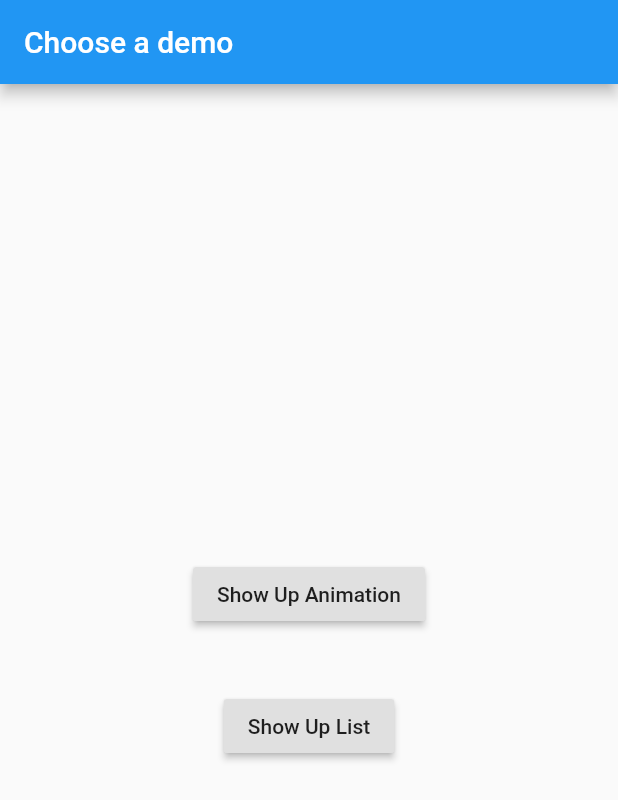
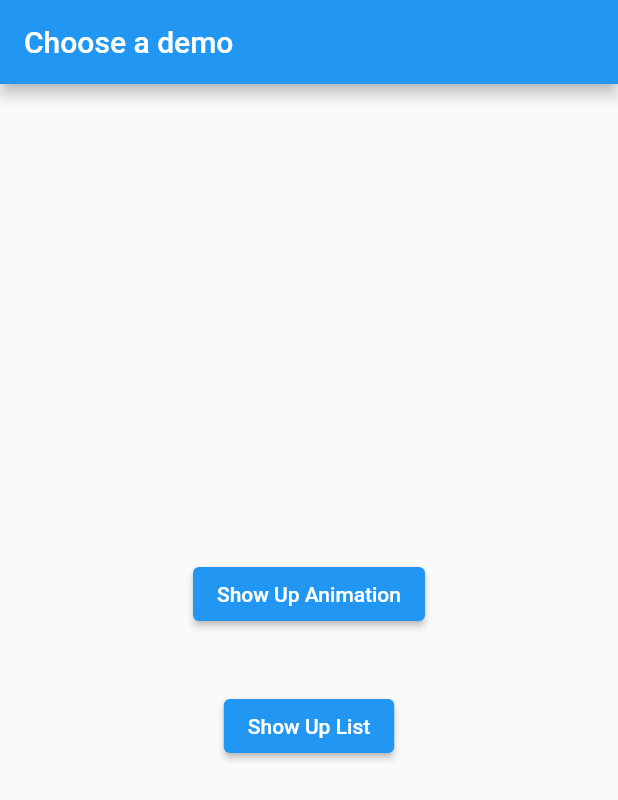
Before and after one commit to thecodepapaya/show_up_animation, a Flutter app: the screen it shows after launch, on a phone screen of 412 x 824 dp. Shown: the top 800 px of the screen. Run offline on Flutter 3.47's test engine with Material 2 defaults, Android fonts, the phone set to English and light mode, and no system bars.

Commit message:
Add changelog and review changes from flutter analyze

```diff
--- a/example/lib/main.dart
+++ b/example/lib/main.dart
@@ -1,4 +1,3 @@
-import 'package:example/show_up_builder_demo.dart';
 import 'package:example/show_up_demo.dart';
 import 'package:example/show_up_list_demo.dart';
 import 'package:flutter/material.dart';
@@ -41,7 +40,7 @@ class _MyHomePageState extends State<MyHomePage> {
           mainAxisSize: MainAxisSize.min,
           crossAxisAlignment: CrossAxisAlignment.center,
           children: <Widget>[
-            RaisedButton(
+            ElevatedButton(
               child: Text("Show Up Animation"),
               onPressed: () {
                 Navigator.of(context).push(
@@ -54,7 +53,7 @@ class _MyHomePageState extends State<MyHomePage> {
               },
             ),
             SizedBox(height: 40),
-            RaisedButton(
+            ElevatedButton(
               child: Text("Show Up List"),
               onPressed: () {
                 Navigator.of(context).push(
--- a/example/pubspec.yaml
+++ b/example/pubspec.yaml
@@ -1,5 +1,7 @@
 name: example
 description: A new Flutter project.
+
+publish_to: 'none' # Remove this line if you wish to publish to pub.dev
 
 # The following defines the version and build number for your application.
 # A version number is three numbers separated by dots, like 1.2.43
--- a/pubspec.yaml
+++ b/pubspec.yaml
@@ -1,6 +1,6 @@
 name: show_up_animation
 description: A flutter package to simplify the implementation of "show up" animation
-version: 1.0.4
+version: 2.0.0
 homepage: https://github.com/thecodepapaya/show_up_animation
 
 environment:
```
Also changed, not shown: example/pubspec.lock, 1 other file.
